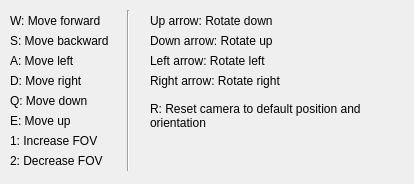
theBoilingPoint/epfl-thesis_glint-nir, file data_generator/glsl/assignment_package/forms/cameracontrolshelp.ui: the form before one commit.
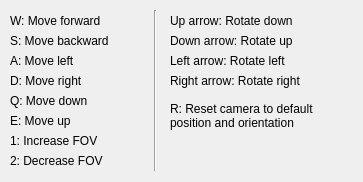
The form after the commit.

```diff
--- a/data_generator/glsl/assignment_package/forms/cameracontrolshelp.ui
+++ b/data_generator/glsl/assignment_package/forms/cameracontrolshelp.ui
@@ -6,8 +6,8 @@
    <rect>
     <x>0</x>
     <y>0</y>
-    <width>414</width>
-    <height>184</height>
+    <width>363</width>
+    <height>182</height>
    </rect>
   </property>
   <property name="windowTitle">
@@ -18,7 +18,7 @@
     <rect>
      <x>10</x>
      <y>10</y>
-     <width>111</width>
+     <width>121</width>
      <height>21</height>
     </rect>
    </property>
@@ -34,7 +34,7 @@
     <rect>
      <x>10</x>
      <y>30</y>
-     <width>111</width>
+     <width>121</width>
      <height>21</height>
     </rect>
    </property>
@@ -80,9 +80,9 @@
   <widget class="QLabel" name="label_5">
    <property name="geometry">
     <rect>
-     <x>150</x>
+     <x>170</x>
      <y>30</y>
-     <width>141</width>
+     <width>161</width>
      <height>21</height>
     </rect>
    </property>
@@ -96,9 +96,9 @@
   <widget class="QLabel" name="label_6">
    <property name="geometry">
     <rect>
-     <x>150</x>
+     <x>170</x>
      <y>10</y>
-     <width>151</width>
+     <width>161</width>
      <height>21</height>
     </rect>
    </property>
@@ -112,9 +112,9 @@
   <widget class="QLabel" name="label_7">
    <property name="geometry">
     <rect>
-     <x>150</x>
+     <x>170</x>
      <y>70</y>
-     <width>151</width>
+     <width>171</width>
      <height>21</height>
     </rect>
    </property>
@@ -128,9 +128,9 @@
   <widget class="QLabel" name="label_8">
    <property name="geometry">
     <rect>
-     <x>150</x>
+     <x>170</x>
      <y>50</y>
-     <width>131</width>
+     <width>151</width>
      <height>21</height>
     </rect>
    </property>
@@ -208,7 +208,7 @@
   <widget class="Line" name="line">
    <property name="geometry">
     <rect>
-     <x>113</x>
+     <x>140</x>
      <y>10</y>
      <width>31</width>
      <height>161</height>
@@ -221,9 +221,9 @@
   <widget class="QLabel" name="label_11">
    <property name="geometry">
     <rect>
-     <x>150</x>
+     <x>170</x>
      <y>100</y>
-     <width>251</width>
+     <width>171</width>
      <height>31</height>
     </rect>
    </property>
```
